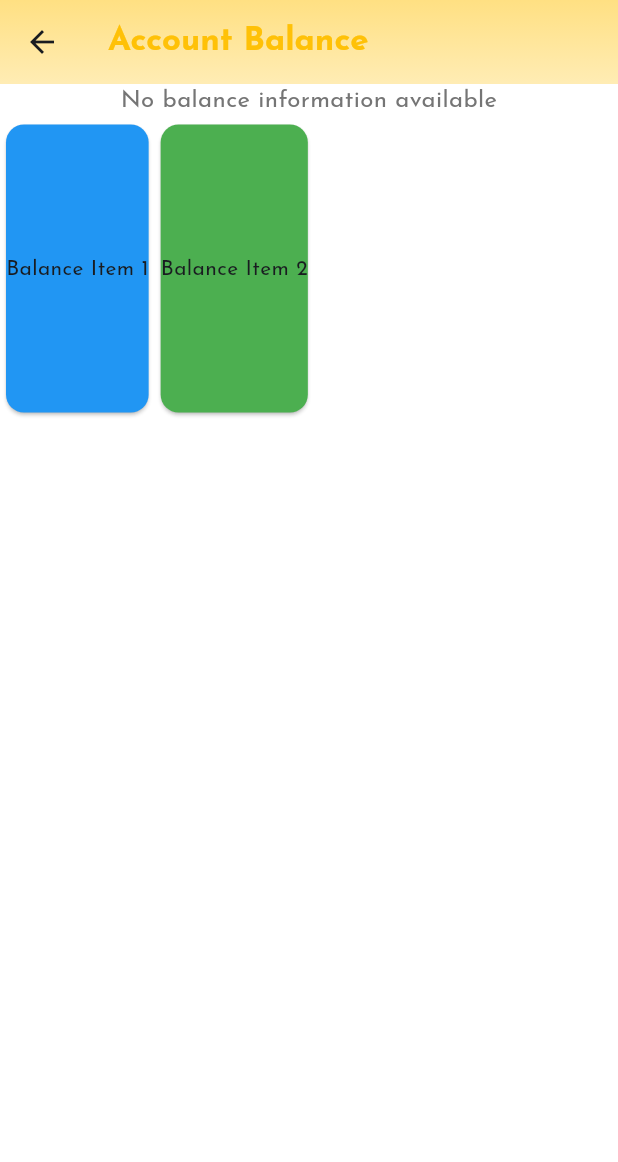
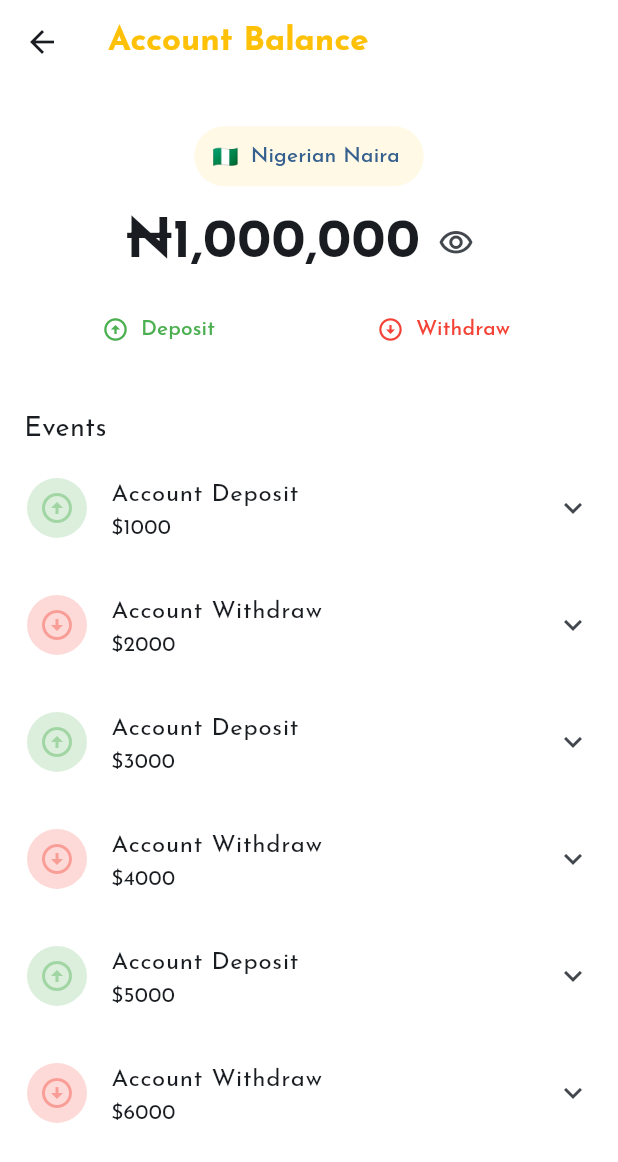
Before and after one commit to FerrousApp/Ferrous, a Flutter app: the AccountBalancePage screen opened directly, on a phone screen of 412 x 824 dp. Shown: the top 1162 px of the screen. Run offline on Flutter 3.47's test engine with Material 3 defaults, Android fonts, the phone set to English and light mode, and no system bars; our stand-ins replace fl_chart, flutter_riverpod, lottie, riverpod, shared_preferences; missing offline and left inert: flutter_displaymode; accounts and stored records are empty.

Commit message:
First safe commit after Flutter 3.32.8 - First commit of the month - Update Gradle wrapper to version 8.4 in gradle-wrapper.properties - Upgrade Android application plugin version to 8.3.0 in settings.gradle - Refactor AccountBalancePage in balance.dart:   - Remove temporary CarouselView placeholder   - Add buttons for Deposit and Withdraw actions   - Implement a ListView for displaying balance items - Add navigation to ProfilePage from HomePage in home.dart - Update text styles to grey for better visibility in various pages - Modify OnboardingPage to remove unnecessary whitespace - Enhance ProfilePage layout and structure for better readability - Update pubspec.lock with new package versions and dependencies

```diff
--- a/lib/pages/balance/balance.dart
+++ b/lib/pages/balance/balance.dart
@@ -1,5 +1,5 @@
+import 'package:ferrous/misc/appsizing.dart';
 import 'package:flutter/material.dart';
-
 
 class AccountBalancePage extends StatefulWidget {
   const AccountBalancePage({super.key});
@@ -8,29 +8,8 @@ class AccountBalancePage extends StatefulWidget {
   State<AccountBalancePage> createState() => _AccountBalancePageState();
 }
 
-// Temporary placeholder for CarouselView. Replace with actual implementation or import.
-class CarouselView extends StatelessWidget {
-  final double itemExtent;
-  final List<Widget> children;
-
-  const CarouselView(
-      {Key? key, required this.itemExtent, required this.children})
-      : super(key: key);
-
-  @override
-  Widget build(BuildContext context) {
-    // Simple horizontal ListView as a placeholder
-    return SizedBox(
-      height: 200,
-      child: ListView(
-        scrollDirection: Axis.horizontal,
-        children: children,
-      ),
-    );
-  }
-}
-
 class _AccountBalancePageState extends State<AccountBalancePage> {
+  ///
   @override
   Widget build(BuildContext context) {
     return Scaffold(
@@ -42,50 +21,143 @@ class _AccountBalancePageState extends State<AccountBalancePage> {
             color: Colors.amber,
           ),
         ),
-
-        ///
-        flexibleSpace: Container(
-          height: double.infinity,
-          width: double.infinity,
-          decoration: BoxDecoration(
-            gradient: LinearGradient(
-              colors: [
-                //TODO: invert in light mode
-                Colors.amber.withValues(alpha: 0.5),
-                Colors.amber.withValues(alpha: 0.3),
-              ],
-              begin: Alignment.topCenter,
-              end: Alignment.bottomCenter,
-            ),
-          ),
-        ),
       ),
 
       ///
       body: ListView(
+        padding: const EdgeInsets.all(16.0),
         children: [
-          Text(
-            'No balance information available',
-            textAlign: TextAlign.center,
-            style: TextStyle(
-              color: Colors.grey.shade600,
-              fontSize: 16,
+          // Text(
+          //   'No balance information available',
+          //   textAlign: TextAlign.center,
+          //   style: TextStyle(
+          //     color: Colors.grey.shade600,
+          //     fontSize: 16,
+          //   ),
+          // ),
+
+          ///
+          Container(
+            height: AppSizing.height(context) * 0.15,
+            decoration: BoxDecoration(
+              borderRadius: BorderRadius.circular(12),
+              // color: Colors.pink,
+            ),
+            alignment: Alignment.center,
+            child: Column(
+              mainAxisAlignment: MainAxisAlignment.spaceEvenly,
+              children: [
+                TextButton.icon(
+                  style: TextButton.styleFrom(
+                    // foregroundColor: Colors.blue,
+                    backgroundColor: Colors.amber.withValues(alpha: 0.1),
+                  ),
+                  onPressed: () {},
+                  label: Text("Nigerian Naira"),
+                  icon: Text("\u{1F1F3}\u{1F1EC}"),
+                ),
+
+                ///
+                Row(
+                  mainAxisSize: MainAxisSize.min,
+                  children: [
+                    Text(
+                      '\u20A61,000,000',
+                      style: TextStyle(
+                        fontSize: 36,
+                        fontWeight: FontWeight.bold,
+                      ),
+                    ),
+
+                    ///
+                    IconButton(
+                      onPressed: () {},
+                      icon: Icon(Icons.visibility_outlined),
+                    ),
+                  ],
+                ),
+              ],
             ),
           ),
 
           ///
-          CarouselView (
-            itemExtent: 200,
+          Row(
+            mainAxisAlignment: MainAxisAlignment.spaceAround,
             children: [
-              Card(
-                color: Colors.blue,
-                child: Center(child: Text('Balance Item 1')),
+              TextButton.icon(
+                onPressed: () {},
+                label: Text("Deposit"),
+                icon: Icon(Icons.arrow_circle_up_outlined),
+                style: TextButton.styleFrom(
+                  foregroundColor: Colors.green,
+                ),
               ),
-              Card(
-                color: Colors.green,
-                child: Center(child: Text('Balance Item 2')),
+
+              ///
+              TextButton.icon(
+                onPressed: () {},
+                label: Text("Withdraw"),
+                icon: Icon(Icons.arrow_circle_down_outlined),
+                style: TextButton.styleFrom(
+                  foregroundColor: Colors.red,
+                ),
               ),
             ],
+          ),
+
+          ///
+          SizedBox(
+            height: 30,
+          ),
+
+          ///
+          Text(
+            "Events",
+            style: TextStyle(
+              fontSize: 18,
+            ),
+          ),
+
+          ///
+          SizedBox(
+            height: AppSizing.height(context) * 0.55,
+            child: ListView.builder(
+              shrinkWrap: true,
+              physics: AlwaysScrollableScrollPhysics(),
+              itemCount: 10, // Placeholder for number of balance items
+              itemBuilder: (context, index) {
+                // Alternate between deposit and withdraw
+                final isDeposit = index % 2 == 0;
+                final type = isDeposit ? 'Deposit' : 'Withdraw';
+                final icon = isDeposit
+                    ? Icons.arrow_circle_up_outlined
+                    : Icons.arrow_circle_down_outlined;
+                final color = isDeposit ? Colors.green : Colors.red;
+
+                return ExpansionTile(
+                  // showTrailingIcon: false,
+                  tilePadding: EdgeInsets.all(2),
+                  shape: RoundedRectangleBorder(),
+                  onExpansionChanged: (value) {},
+                  leading: CircleAvatar(
+                    backgroundColor: color.withValues(alpha: 0.2),
+                    child: Icon(
+                      icon,
+                      color: color.withValues(alpha: 0.4),
+                    ),
+                  ),
+                  title: Text('Account $type'),
+                  subtitle: Text('\$${(index + 1) * 1000}'),
+                  children: [
+                    ListTile(
+                      title: Text('Balance Item ${index + 1}'),
+                      subtitle: Text('\$${(index + 1) * 1000}'),
+                      onTap: () {},
+                    ),
+                  ],
+                );
+              },
+            ),
           ),
         ],
       ),
--- a/lib/pages/invest/invest.dart
+++ b/lib/pages/invest/invest.dart
@@ -47,6 +47,7 @@ class _InvestPageState extends ConsumerState<InvestPage> {
               "My Portfolio",
               style: TextStyle(
                 fontSize: 18,
+                color: Colors.grey,
               ),
             ),
           ),
@@ -108,6 +109,7 @@ class _InvestPageState extends ConsumerState<InvestPage> {
             "Investments For Me",
             style: TextStyle(
               fontSize: 18,
+              color: Colors.grey,
             ),
           ),
 
--- a/lib/pages/onboarding/onboarding.dart
+++ b/lib/pages/onboarding/onboarding.dart
@@ -123,7 +123,6 @@ class _OnboardingPageState extends ConsumerState<OnboardingPage> {
           Navigator.of(context).push(
             MaterialPageRoute(
               builder: (context) => StartPage(),
-
             ),
           );
         },
```
Also changed, not shown: lib/pages/home/home.dart (+12 -2 lines), lib/pages/profile/profile.dart (+96 -71 lines), pubspec.lock, 2 other files.
